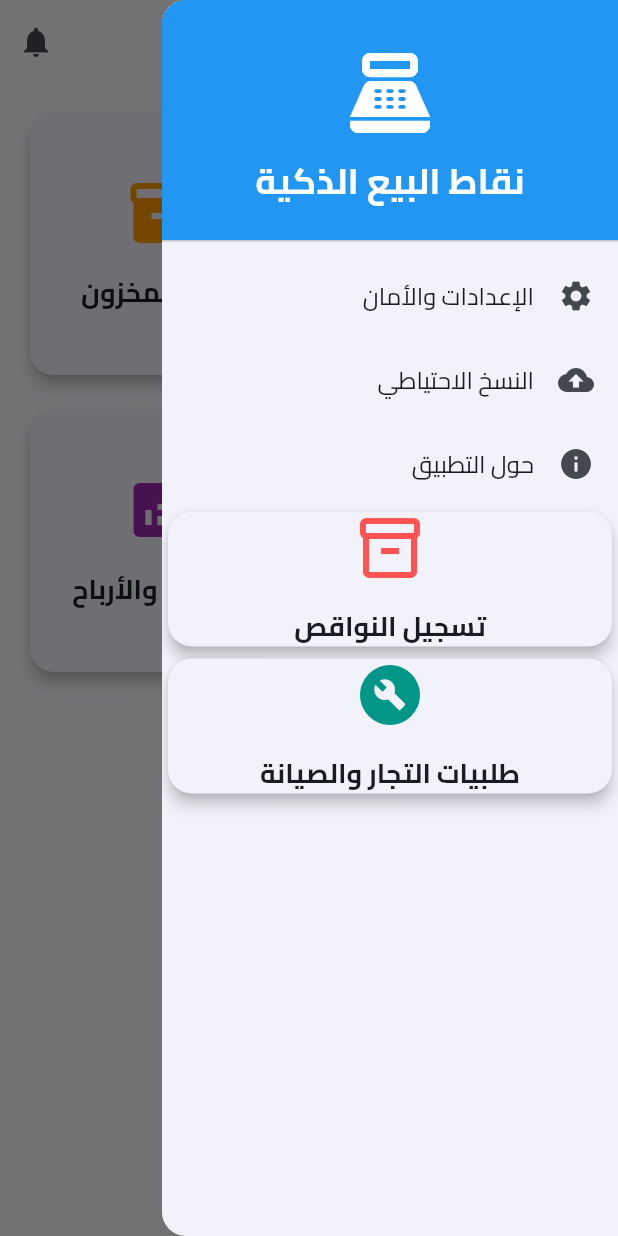
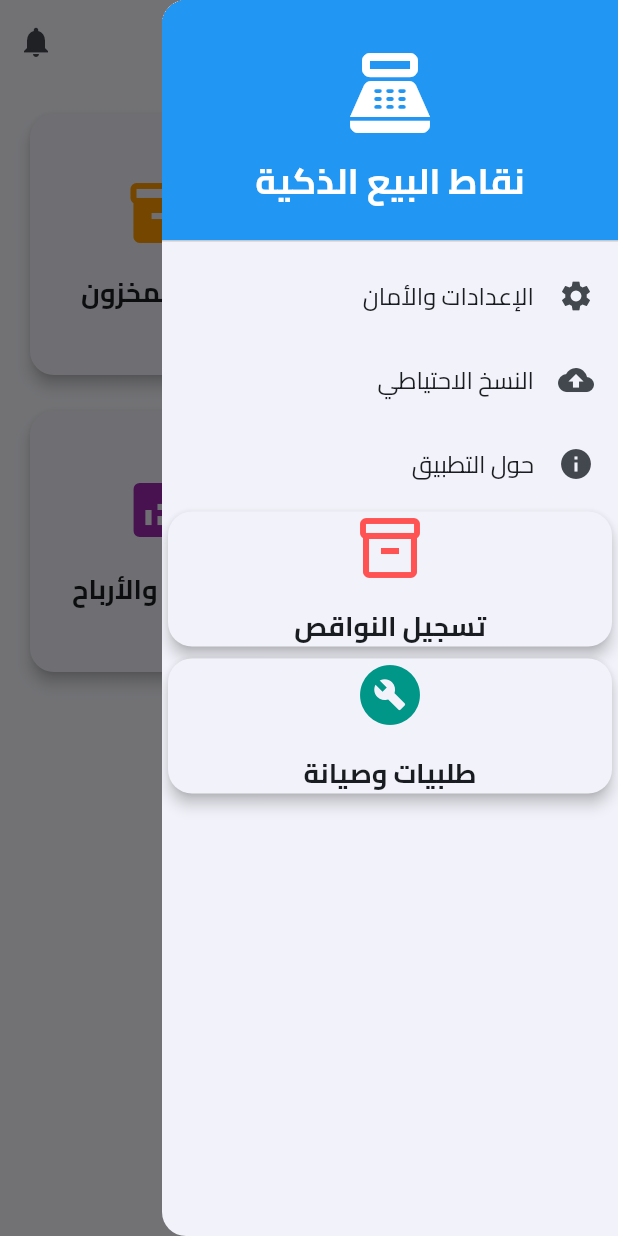
Before and after one commit to zydalrymyahtyat-debug/freeeee80, a Flutter app: the screen it shows after launch, with the side drawer open, on a phone screen of 412 x 824 dp. Run offline on Flutter 3.47's test engine with Material 3 defaults, Android fonts, the phone set to English and light mode, and no system bars; our stand-ins replace flutter_contacts, local_auth, pdf, printing, share_plus, shared_preferences and 1 more; missing offline and left inert: mobile_scanner; accounts and stored records are empty.

Commit message:
Move Shortages/Orders to main screen, fix RTL phone numbers, update PDF fonts
Co-authored-by: zydalrymyahtyat-debug <283409035+zydalrymyahtyat-debug@users.noreply.github.com>

```diff
--- a/lib/screens/customers_screen.dart
+++ b/lib/screens/customers_screen.dart
@@ -88,7 +88,9 @@ class _CustomersScreenState extends State<CustomersScreen> {
 
                       final contact = await FlutterContacts.native.showPicker(properties: {ContactProperty.phone});
                       if (contact != null && contact.phones.isNotEmpty) {
-                        phoneController.text = contact.phones.first.number;
+                        String rawPhone = contact.phones.first.number;
+                        // Clean spaces/dashes that might mess up formatting
+                        phoneController.text = rawPhone.replaceAll(RegExp(r'[\s\-]'), '');
                         if (nameController.text.isEmpty) {
                           nameController.text = contact.displayName ?? '';
                         }
@@ -97,6 +99,8 @@ class _CustomersScreenState extends State<CustomersScreen> {
                   ),
                 ),
                 keyboardType: TextInputType.phone,
+                textDirection: TextDirection.ltr, // Force LTR for phone number to fix + code display
+                textAlign: TextAlign.right,
                 validator: (val) => val == null || val.isEmpty ? 'مطلوب' : null,
               ),
               TextFormField(
--- a/lib/screens/home_screen.dart
+++ b/lib/screens/home_screen.dart
@@ -204,7 +204,7 @@ class _HomeScreenState extends State<HomeScreen> {
             ),
             _buildDashboardCard(
               context,
-              title: 'طلبيات التجار والصيانة',
+              title: 'طلبيات وصيانة',
               icon: Icons.build_circle,
               color: Colors.teal,
               onTap: () {
```
Also changed, not shown: lib/screens/shortages_screen.dart (+6 -1 lines).
